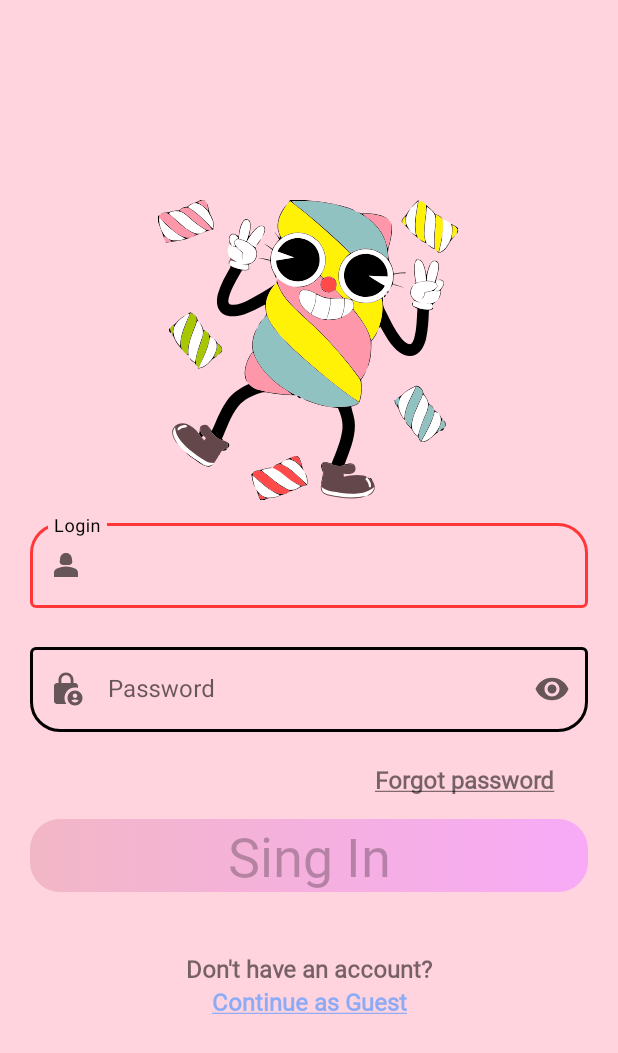
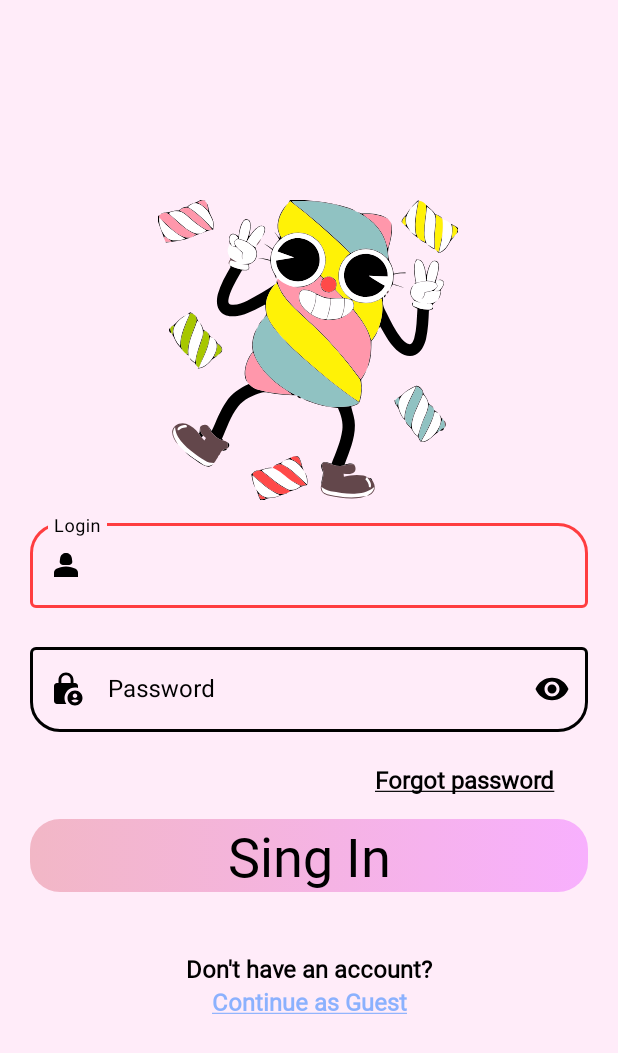
Before and after one commit to Candy-store-ink/candy-store-mobile, an Android app: the screen it shows after launch (LoginActivity), on a phone screen of 412 x 824 dp. Shown: the top 1053 px of the screen. Run offline under Robolectric (Android 15) with nearby library versions, the phone set to English and light mode, and no system bars.

Commit message:
add text color for views

```diff
--- a/app/src/main/res/layout/fragment_login.xml
+++ b/app/src/main/res/layout/fragment_login.xml
@@ -5,7 +5,7 @@
     android:layout_width="match_parent"
     android:layout_height="match_parent"
     android:padding="@dimen/login_layout_padding"
-    android:background="@color/btn_sing_in_first_1">
+    android:background="@color/background_color">
 
     <ScrollView
         android:layout_width="match_parent"
@@ -40,6 +40,8 @@
                 android:layout_width="match_parent"
                 android:layout_height="wrap_content"
                 android:hint="@string/login_hint"
+                android:textColorHint="@color/black"
+                app:startIconTint="@color/black"
                 app:boxCornerRadiusTopEnd="@dimen/corners_radius_20dp"
                 app:boxCornerRadiusTopStart="@dimen/corners_radius_20dp"
                 app:boxStrokeColor="@color/input_layout_stroke_color"
@@ -58,6 +60,7 @@
                     android:layout_width="match_parent"
                     android:layout_height="wrap_content"
                     android:inputType="text"
+                    android:textColor="@color/black"
                     android:textSize="@dimen/input_text_size_16sp" />
             </com.google.android.material.textfield.TextInputLayout>
 
@@ -69,6 +72,7 @@
                 android:hint="@string/password_hint"
                 app:boxCornerRadiusBottomEnd="@dimen/corners_radius_20dp"
                 app:boxCornerRadiusBottomStart="@dimen/corners_radius_20dp"
+                android:textColorHint="@color/black"
                 app:boxStrokeColor="@color/input_layout_stroke_color"
                 app:boxStrokeWidth="@dimen/boxStrokeWidth"
                 app:endIconMode="password_toggle"
@@ -78,13 +82,16 @@
                 app:layout_constraintEnd_toEndOf="parent"
                 app:layout_constraintStart_toStartOf="parent"
                 app:layout_constraintTop_toBottomOf="@id/textInputLayout_login"
-                app:startIconDrawable="@drawable/baseline_lock_person_24">
+                app:startIconDrawable="@drawable/baseline_lock_person_24"
+                app:startIconTint="@color/black"
+                app:endIconTint="@color/black">
 
                 <com.google.android.material.textfield.TextInputEditText
                     android:id="@+id/passwordInputEditText"
                     android:layout_width="match_parent"
                     android:layout_height="wrap_content"
                     android:inputType="textPassword"
+                    android:textColor="@color/black"
                     android:textSize="@dimen/input_text_size_16sp" />
             </com.google.android.material.textfield.TextInputLayout>
 
@@ -97,6 +104,7 @@
                 android:fontFamily="@font/itim"
                 android:text="@string/forgot_pass_TV"
                 android:textSize="@dimen/_16sp"
+                android:textColor="@color/black"
                 android:textStyle="bold"
                 app:layout_constraintBottom_toTopOf="@id/sing_in_btn"
                 app:layout_constraintEnd_toEndOf="parent"
@@ -112,6 +120,7 @@
                 android:background="@drawable/btn_sing_in_background"
                 android:fontFamily="@font/itim"
                 android:text="@string/sing_in_btn_text"
+                android:textColor="@color/black"
                 android:textAlignment="center"
                 android:textAllCaps="false"
                 android:textSize="@dimen/text_size_36sp"
@@ -128,6 +137,7 @@
                 android:fontFamily="@font/itim"
                 android:text="@string/don_t_have_an_account"
                 android:textSize="@dimen/_16sp"
+                android:textColor="@color/black"
                 android:textStyle="bold"
                 app:layout_constraintBottom_toTopOf="@id/cont_as_guest_click_TV"
                 app:layout_constraintEnd_toEndOf="parent"
```
